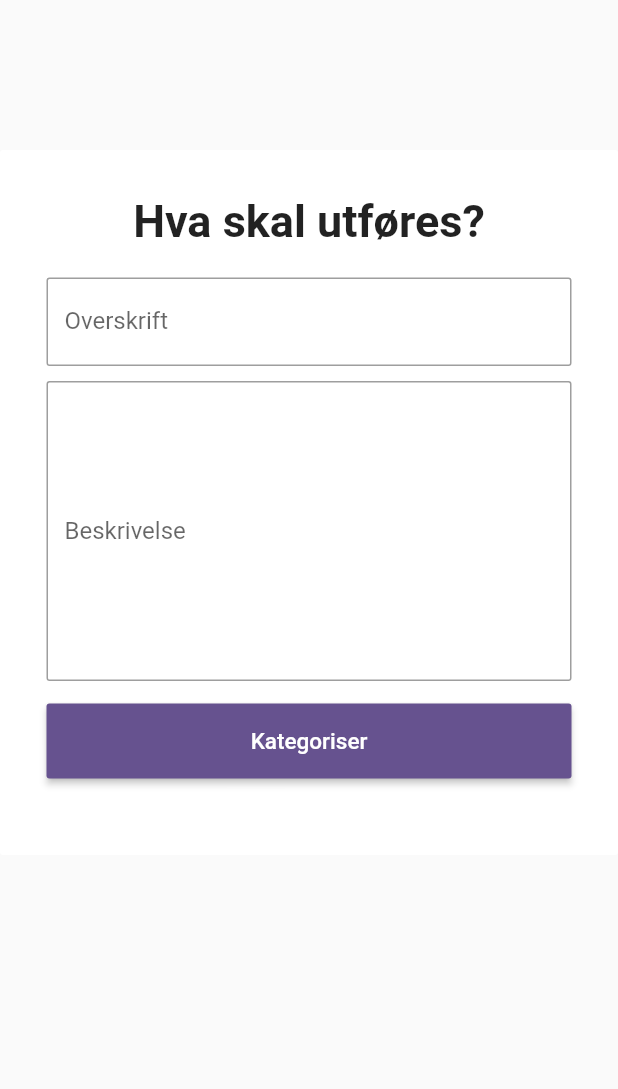
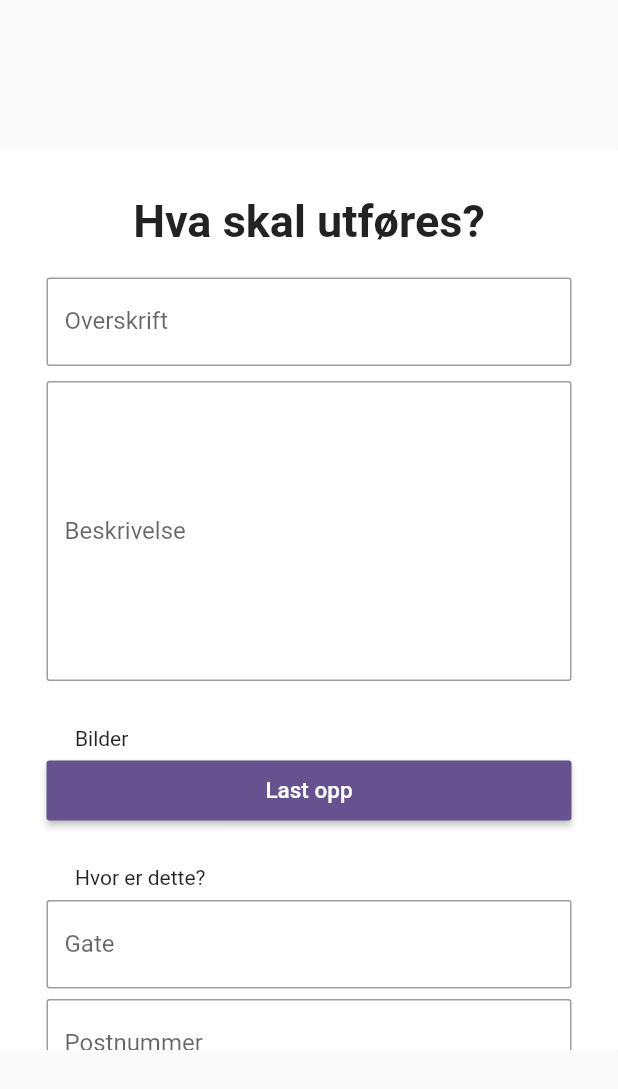
Before and after one commit to ChristianKode/webdesign, a Flutter app: the FillOut1 widget shown alone on an empty page, opened directly, on a phone screen of 412 x 824 dp. Shown: the top 1089 px of the screen. Run offline on Flutter 3.47's test engine with Material 2 defaults, Android fonts, the light colour scheme and no system bars; our stand-ins replace firebase_auth, firebase_core, firebase_database, get, google_fonts; missing offline and left inert: dart:html; accounts and stored records are empty; network calls fail; Roboto replaces fonts that are missing (Tinos).

Commit message:
newjob update

```diff
--- a/lib/pages/newJob/widgets/large_newjob.dart
+++ b/lib/pages/newJob/widgets/large_newjob.dart
@@ -1,7 +1,10 @@
+import 'package:firebase_auth/firebase_auth.dart';
 import 'package:flutter/material.dart';
 import 'package:google_fonts/google_fonts.dart';
 import 'package:get/get.dart';
+import 'package:uuid/uuid.dart';
 import 'package:webdesign/pages/newJob/widgets/body.dart';
+import 'package:firebase_database/firebase_database.dart';
 
      bool fillOut1 = true;
      bool fillOut2 = false;
@@ -22,13 +25,14 @@ class LargeNewJob extends StatelessWidget {
                 fit: BoxFit.cover)),
 
           child: Column(
-            children: [const  Nav(), Body()],
+            children:  [const Nav(), FillOut1()],
           ),
 
       ),
     );
   }
 }
+
 
 
 
@@ -71,22 +75,17 @@ class FillOut1 extends StatelessWidget {
 
   @override
   Widget build(BuildContext context) {
-    bool screen1 = true;
-    bool screen2 = false;
-    return Container(
-
-      child: Visibility(
-        visible: screen1,
-        child: Column(
+    return Column(
         children: [
           const SizedBox(
             height: 100,
           ),
           Container(
-            height: 470,
+              height: 600,
               width: 450,
               decoration: BoxDecoration(
                   color: Colors.white, borderRadius: BorderRadius.circular(2)),
+              child: SingleChildScrollView(
                 child: Column(
                   crossAxisAlignment: CrossAxisAlignment.center,
                   children: [
@@ -138,23 +137,23 @@ class FillOut1 extends StatelessWidget {
                       ),
                     ),
                     const SizedBox(
-                  height: 15,
+                      height: 20,
                     ),
+
+                    Container(
+                      alignment: Alignment.centerLeft,
+                      child: const Padding(
+                        padding: EdgeInsets.only(left: 50, bottom: 7,
+                        top: 10),
+                        child: Text('Bilder'),
+                      ),
+                    ),
+
                     SizedBox(
                       width: 350,
-                  height: 50,
+                      height: 40,
                       child: ElevatedButton(
                           onPressed: () {
-                                                Navigator.push(
-              context,
-              MaterialPageRoute(
-                builder: (context) =>  FillOut2(
-                  screen2: screen2 = true
-                ),
-              ),
-            );
-                        screen1 = false;
-                        screen2 = true;
                             print('fillout false');
 
                           },
@@ -164,44 +163,120 @@ class FillOut1 extends StatelessWidget {
                               backgroundColor:
                                   const Color.fromRGBO(102, 82, 143, 1.0)),
                           child: const Text(
-                        'Kategoriser',
+                            'Last opp',
                             style: TextStyle(fontSize: 15),
                           )),
                     ),
+                    Container(
+                      alignment: Alignment.centerLeft,
+                      child: const Padding(
+                        padding: EdgeInsets.only(left: 50, top: 30),
+                        child: Text('Hvor er dette?'),
+                      ),
+                    ),
+                          const SizedBox(height: 7,),
+
+                          SizedBox(
+                      width: 350,
+                      child: TextField(
+                        controller: title,
+                        decoration: const InputDecoration(
+                          labelText: 'Gate',
+                          focusedBorder: OutlineInputBorder(
+                            borderSide: BorderSide(
+                                color: Color.fromRGBO(102, 82, 143, 1.0), width: 2),
+                            borderRadius: BorderRadius.all(Radius.circular(2)),
+                          ),
+                          border: OutlineInputBorder(
+                              borderRadius: BorderRadius.all(Radius.circular(2))),
+                        ),
+                      ),
+                    ),
+
+                    const SizedBox(height: 7,),
+                          SizedBox(
+                      width: 350,
+                      child: TextField(
+                        controller: title,
+                        decoration: const InputDecoration(
+                          labelText: 'Postnummer',
+                          focusedBorder: OutlineInputBorder(
+                            borderSide: BorderSide(
+                                color: Color.fromRGBO(102, 82, 143, 1.0), width: 2),
+                            borderRadius: BorderRadius.all(Radius.circular(2)),
+                          ),
+                          border: OutlineInputBorder(
+                              borderRadius: BorderRadius.all(Radius.circular(2))),
+                        ),
+                      ),
+                    ),
+
+
+
+                    Container(
+                      alignment: Alignment.centerLeft,
+                      child: const Padding(
+                        padding: EdgeInsets.only(left: 50, top: 30, bottom: 7),
+                        child: Text('Belønning?'),
+                      ),
+                    ),
+                        SizedBox(
+                      width: 350,
+                      child: TextField(
+                        controller: title,
+                        decoration: const InputDecoration(
+                          labelText: 'Pris',
+                          focusedBorder: OutlineInputBorder(
+                            borderSide: BorderSide(
+                                color: Color.fromRGBO(102, 82, 143, 1.0), width: 2),
+                            borderRadius: BorderRadius.all(Radius.circular(2)),
+                          ),
+                          border: OutlineInputBorder(
+                              borderRadius: BorderRadius.all(Radius.circular(2))),
+                        ),
+                      ),
+                    ),
+
+                    const SizedBox(height: 30,),
+
+                    SizedBox(
+                      width: 350,
+                      height: 40,
+                      child: ElevatedButton(
+                          onPressed: () {
+                            DatabaseReference ref =
+                            FirebaseDatabase.instance.ref("users");
+
+                            String uid = FirebaseAuth.instance.currentUser!.uid;
+
+                            ref.child(uid).set({
+
+          });
+
+                            print(uid.toString());
+                        var aid = Uuid();
+                        print(aid);
+                          },
+                          style: ElevatedButton.styleFrom(
+                              shape: RoundedRectangleBorder(
+                                  borderRadius: BorderRadius.circular(2)),
+                              backgroundColor:
+                                  const Color.fromRGBO(102, 82, 143, 1.0)),
+                          child: const Text(
+                            'Fullfør',
+                            style: TextStyle(fontSize: 15),
+                          )),
+                    ),
+
+                    const SizedBox(height: 100,)
                   ],
                 ),
               ),
-          const SizedBox(
-            height: 100,
-          )
+            ),
+
+
+
         ],
-      ),
-    ));
-  }
-}
-
-class FillOut2 extends StatelessWidget {
-  const FillOut2({required this.screen2, super.key});
-
-  final bool screen2;
-
-  @override
-  Widget build(BuildContext context) {
-    return Visibility(
-      visible: screen2,
-      child: Column(
-        children: [
-          const SizedBox(
-            height: 100,
-          ),
-          Container(
-            height: 500,
-            width: 600,
-            decoration: const BoxDecoration(color: Colors.black),
-          )
-        ],
-
-      ),
       );
   }
 }
--- a/pubspec.yaml
+++ b/pubspec.yaml
@@ -37,6 +37,7 @@ dependencies:
   get: ^4.6.5
   google_fonts: ^3.0.1
   provider: ^6.0.5
+  uuid: ^3.0.7
 
 
 
```
Also changed, not shown: lib/app_logic/services/adventure_services.dart (added, +11 -0 lines), lib/app_logic/services/firebase_auth.dart (+12 -1 lines), lib/pages/newJob/widgets/body.dart (+0 -14 lines), lib/pages/register/widgets/large_register.dart (+1 -13 lines), pubspec.lock. Lines whose indentation alone changed are shown as unchanged.
